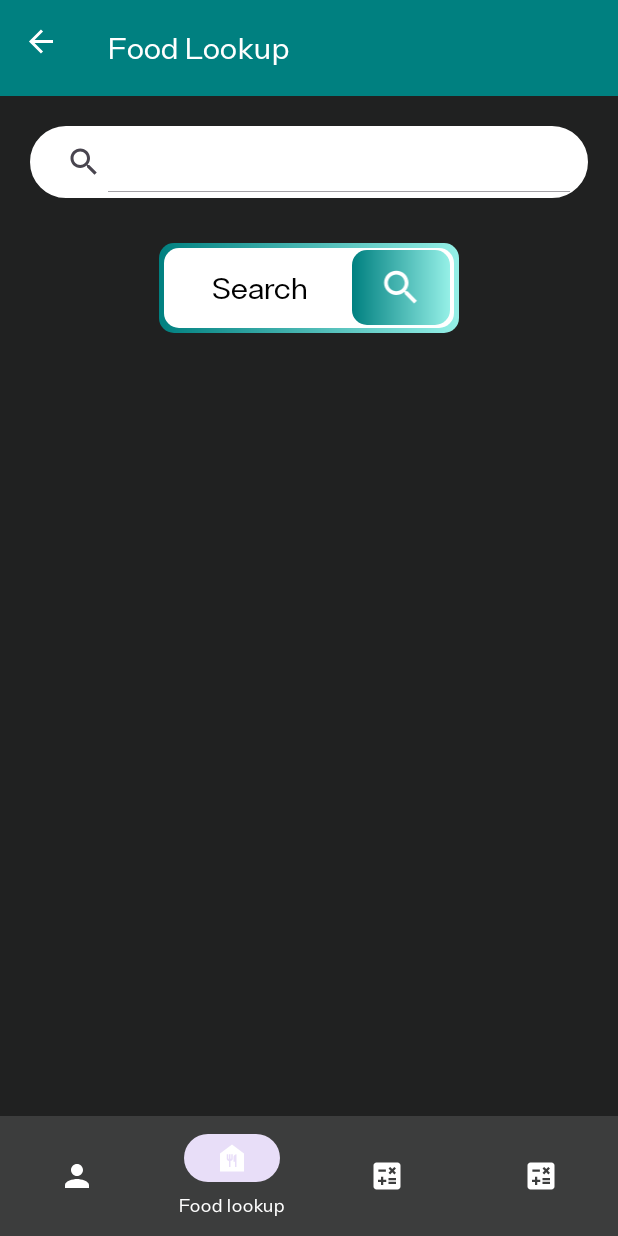
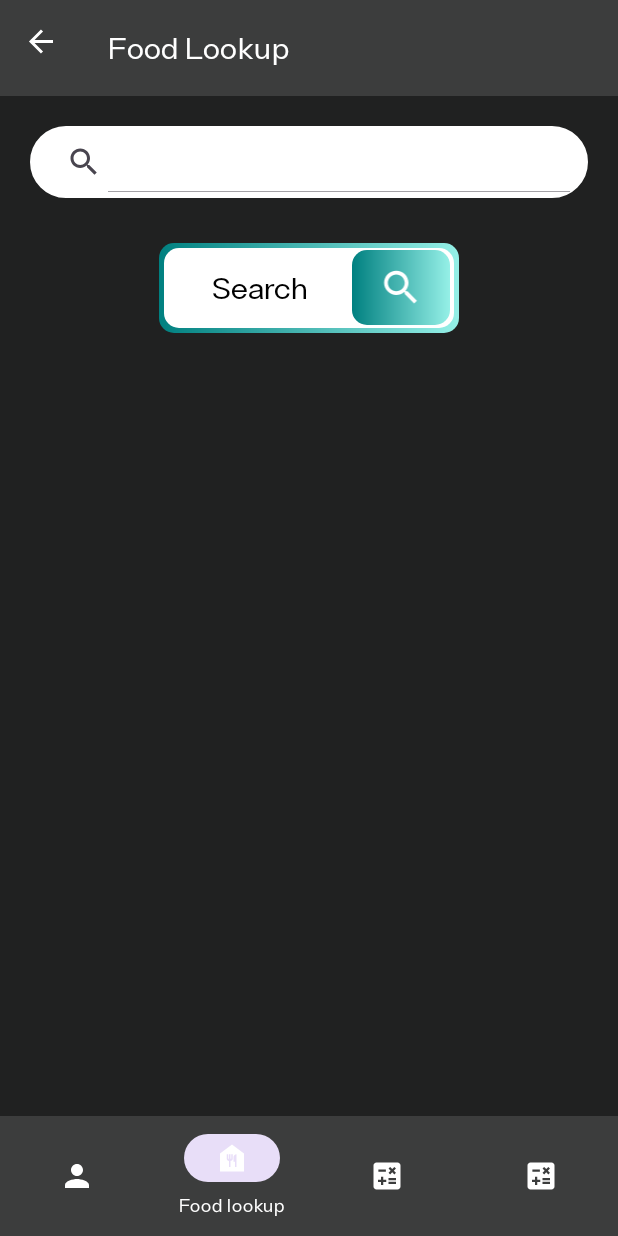
Before and after one commit to JosephKarkoush/HealthPlus, an Android app: the screen it shows after launch (MainActivity), item 2 of the bottom bar chosen, on a phone screen of 412 x 824 dp. Run offline under Robolectric (Android 15) with nearby library versions, the phone set to English and light mode, and no system bars; our stand-ins replace Firebase (no records; nobody signed in at launch, a user with empty details on screens opened directly), navigation-ui.

Commit message:
finished food lookup xml

```diff
--- a/app/src/main/res/layout/activity_main.xml
+++ b/app/src/main/res/layout/activity_main.xml
@@ -13,6 +13,7 @@
     <com.google.android.material.appbar.MaterialToolbar
         android:id="@+id/toolbar"
         android:gravity="center"
+        android:background="@color/toolbar_color"
         android:layout_width="match_parent"
         android:layout_height="?attr/actionBarSize"
         style="@style/Widget.MaterialComponents.Toolbar.Primary"/>
```
